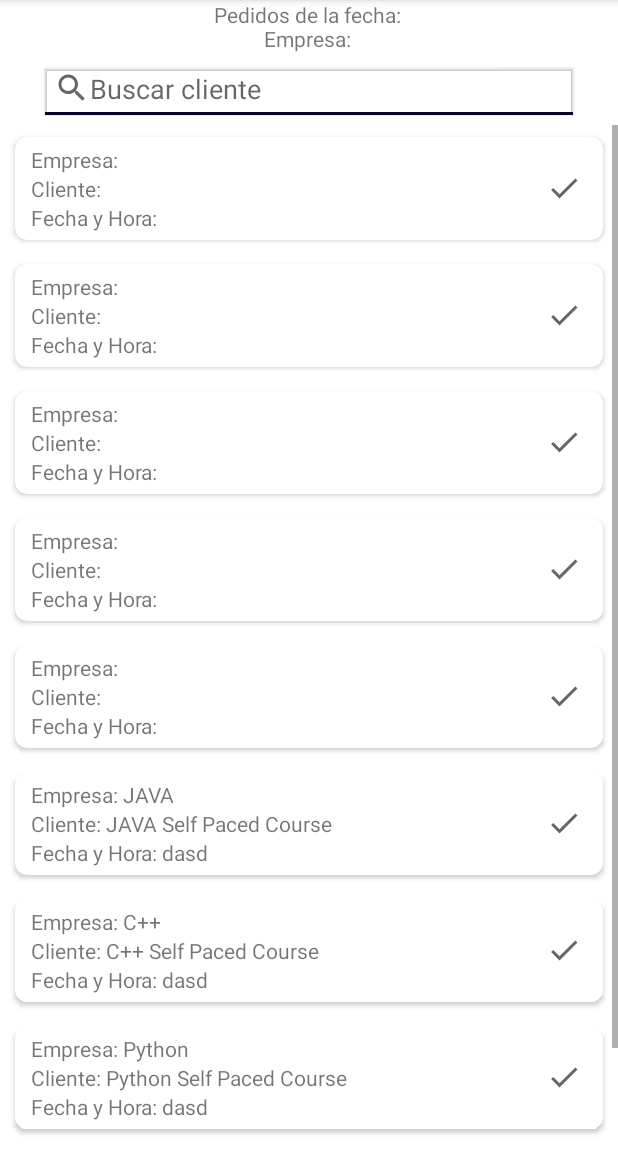
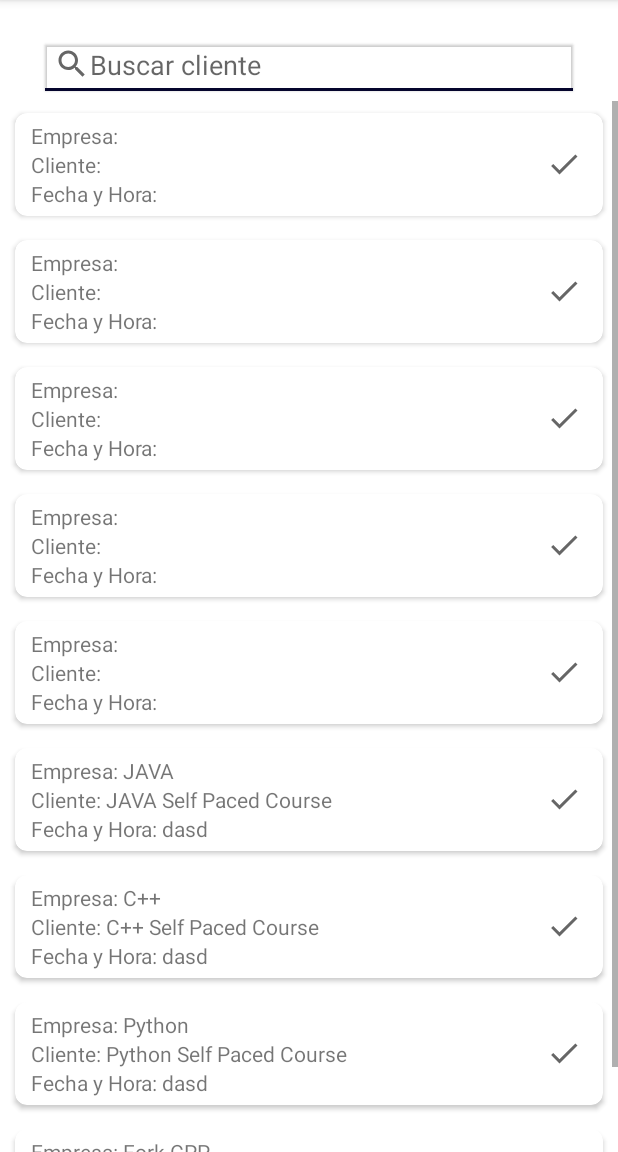
Before and after one commit to Martin-Ball/PreventApp2, an Android app: the fragment OrdersFragment shown on its own in the app's theme, on a phone screen of 412 x 824 dp, the part 84-1236 px from its top. Run offline under Robolectric (Android 15) with nearby library versions, the phone set to English and light mode, and no system bars; our stand-ins replace Firebase (no records; nobody signed in at launch, a user with empty details on screens opened directly); 4 statements that could not run were skipped.

Commit message:
change parameters on firestore

```diff
--- a/app/src/main/java/com/martin/preventapp/ui/orders_sent/fragment_orders/OrdersFragment.java
+++ b/app/src/main/java/com/martin/preventapp/ui/orders_sent/fragment_orders/OrdersFragment.java
@@ -1,6 +1,5 @@
 package com.martin.preventapp.ui.orders_sent.fragment_orders;
 
-import android.content.Context;
 import android.os.Bundle;
 import androidx.annotation.NonNull;
 import androidx.fragment.app.Fragment;
@@ -23,26 +22,32 @@ import com.google.firebase.firestore.DocumentSnapshot;
 import com.google.firebase.firestore.FirebaseFirestore;
 import com.martin.preventapp.R;
 import com.martin.preventapp.databinding.FragmentOrdersBinding;
-import com.martin.preventapp.firebase.Order;
-import com.martin.preventapp.ui.orders_sent.FragmentSpinnerSearchableClient;
-import com.martin.preventapp.ui.orders_sent.OrdersSentFragment;
 
 import java.util.ArrayList;
 import java.util.HashMap;
-import java.util.List;
 
 public class OrdersFragment extends Fragment {
 
     private @NonNull FragmentOrdersBinding binding;
     private RecyclerViewAdapterOrders adapter;
 
-    private HashMap<String, Object> User = new HashMap<>();
-    private HashMap<String, Object> Company = new HashMap<>();
+    //private HashMap<String, Object> User = new HashMap<>();
+    /*private HashMap<String, Object> Company = new HashMap<>();
     private HashMap<String, Object> Client = new HashMap<>();
     private HashMap<String, Object> Date = new HashMap<>();
     private HashMap<String, Object> OrdersAndComment = new HashMap<>();
     private ArrayList<String> ProductAndAmount = new ArrayList<>();
-    private String Comment;
+    private String Comment;*/
+
+    private HashMap<String, Object> User = new HashMap<>();
+    private HashMap<String, Object> Orders = new HashMap<>();
+    private HashMap<String, Object> Company = new HashMap<>();
+    private HashMap<String, Object> Date = new HashMap<>();
+    private  HashMap<String, Object> Client = new HashMap<>();
+    private HashMap<String, Object> Hour = new HashMap<>();
+    private ArrayList<String> ProductAndAmount = new ArrayList<>();
+
+    String Comment = "";
 
     private String CompanySelected = "";
     private String ClientSelected = "";
@@ -67,24 +72,27 @@ public class OrdersFragment extends Fragment {
 
         TextView TVDateOrders = root.findViewById(R.id.TVDateOrders);
         //Toast.makeText(root.getContext(), ordersSentFragment.DateSelected, Toast.LENGTH_SHORT).show();
-        TVDateOrders.setText("Pedidos de la fecha: " + DateSelected + "\nEmpresa: " + CompanySelected);
+        //TVDateOrders.setText("Pedidos de la fecha: " + DateSelected + "\nEmpresa: " + CompanySelected);
 
-        //User:  [HASHMAP]
-        //{"Orders"={"Ideas Gastronomicas"={"12"={"19-02-2022 20:26"={"1"={"Product6", "4"}}}}}}
+        // Orders --> Company --> Date --> Client --> Hour --> Product
+        //                                                 |--> Amount
+
+        //Orders:  [HASHMAP]
+        //{"Orders"={"Ideas Gastronomicas"={"19-02-2022"={"12"={"20:26"={{"Product6", "4"}, comment=""}}}}}
 
         //Company:  [HASHMAP]
-        //{"Ideas Gastronomicas"={"12"={"19-02-2022 20:26"={"1"={"Product6", "4"}}}}}
+        //{"Ideas Gastronomicas"={"19-02-2022"={"12"={"20:26"={{"Product6", "4"}, comment=""}}}}
 
-        //12:  [HASHMAP]
-        //{"19-02-2022 20:26"={"1"={"Product6", "4"}, comment=""}}}
+        //19-02-2022:  [HASHMAP]
+        //{"19-02-2022"={"12"={"20:26"={{"Product6", "4"}, comment=""}}}
 
-        //19-02-2022 20:26:  [HASHMAP]
-        //{"1"={"Product6", "4"}}
+        //12  [HASHMAP]
+        //{"20:26"={{"Product6", "4"}, comment=""}}
 
-        //1:  [ArrayList]
-        //{"Product6", "4"}
+        //20:26:  [ArrayList]
+        //{{"Product6", "4"}, comment=""}
 
-        //When i use get(0) the result is Product6
+        //When i use get(0).get(0) the result is Product6
 
         FirebaseUser currentFirebaseUser = FirebaseAuth.getInstance().getCurrentUser();
 
@@ -96,18 +104,21 @@ public class OrdersFragment extends Fragment {
             public void onSuccess(DocumentSnapshot documentSnapshot) {
 
                 User = (HashMap<String, Object>) documentSnapshot.getData();
-                Company = (HashMap<String, Object>) User.get("Orders");
-                //Selected Company
-                Client = (HashMap<String, Object>) Company.get("Ideas Gastronómicas");
-                //Client Selected
-                Date = (HashMap<String, Object>) Client.get("12");
-                //Date selected on calendar fragment
-                OrdersAndComment = (HashMap<String, Object>) Date.get("19-02-202220:26");
-                Comment = OrdersAndComment.get("comment").toString();
-                ProductAndAmount = (ArrayList<String>) OrdersAndComment.get("2");
+                Orders = (HashMap<String, Object>) User.get("Orders");
+                Company = (HashMap<String, Object>) Orders.get(CompanySelected);
+                Date = (HashMap<String, Object>) Company.get(DateSelected);
+                if(Date == null){
+                    Toast.makeText(root.getContext(), "No hay pedidos enviados en la fecha seleccionada", Toast.LENGTH_SHORT).show();
+                }else {
+                    Client = (HashMap<String, Object>) Date.get("CLIENTE NUTRIFRESCA");
+                    //Date selected on calendar fragment
+                    Hour = (HashMap<String, Object>) Client.get("00:59");
+                    ProductAndAmount = (ArrayList<String>) Hour.get("2");
+                    Comment = Hour.get("comment").toString();
+                }
 
-                //tv.setText("Producto: " + ProductAndAmount.get(0) + "\nCantidad: " + ProductAndAmount.get(1));
-
+                //TVDateOrders.setText("Producto: " + ProductAndAmount.get(0) + "\nCantidad: " + ProductAndAmount.get(1) + "\nComentario: " + Comment);
+                //TVDateOrders.setText(ProductAndAmount.get(0) + "Comentario: " + Comment);
             }
         });
 
@@ -137,7 +148,6 @@ public class OrdersFragment extends Fragment {
         // build recycler view.
         buildRecyclerView();
 
-        // initializing our adapter class.
         adapter = new RecyclerViewAdapterOrders(TextOrders, root.getContext());
 
         adapter.setClickListener(new RecyclerViewAdapterOrders.ItemClickListener() {
--- a/app/src/main/java/com/martin/preventapp/ui/orders_sent/fragment_orders/RecyclerViewAdapterOrders.java
+++ b/app/src/main/java/com/martin/preventapp/ui/orders_sent/fragment_orders/RecyclerViewAdapterOrders.java
@@ -50,11 +50,11 @@ public class RecyclerViewAdapterOrders extends RecyclerView.Adapter<RecyclerView
     @Override
     public void onBindViewHolder(ViewHolder holder, int position) {
         // setting data to our views of recycler view.
-        InfoOrders modal = mData.get(position);
+        InfoOrders infoOrders = mData.get(position);
 
-        holder.company.setText("Empresa: " + modal.getCompany());
-        holder.client.setText("Cliente: " + modal.getClient());
-        holder.dateAndHour.setText("Fecha y Hora: " + modal.getDateAndHour());
+        holder.company.setText("Empresa: " + infoOrders.getCompany());
+        holder.client.setText("Cliente: " + infoOrders.getClient());
+        holder.dateAndHour.setText("Fecha y Hora: " + infoOrders.getDateAndHour());
     }
 
     // total number of rows
```
Also changed, not shown: app/src/main/java/com/martin/preventapp/firebase/Order.java (+23 -18 lines).
